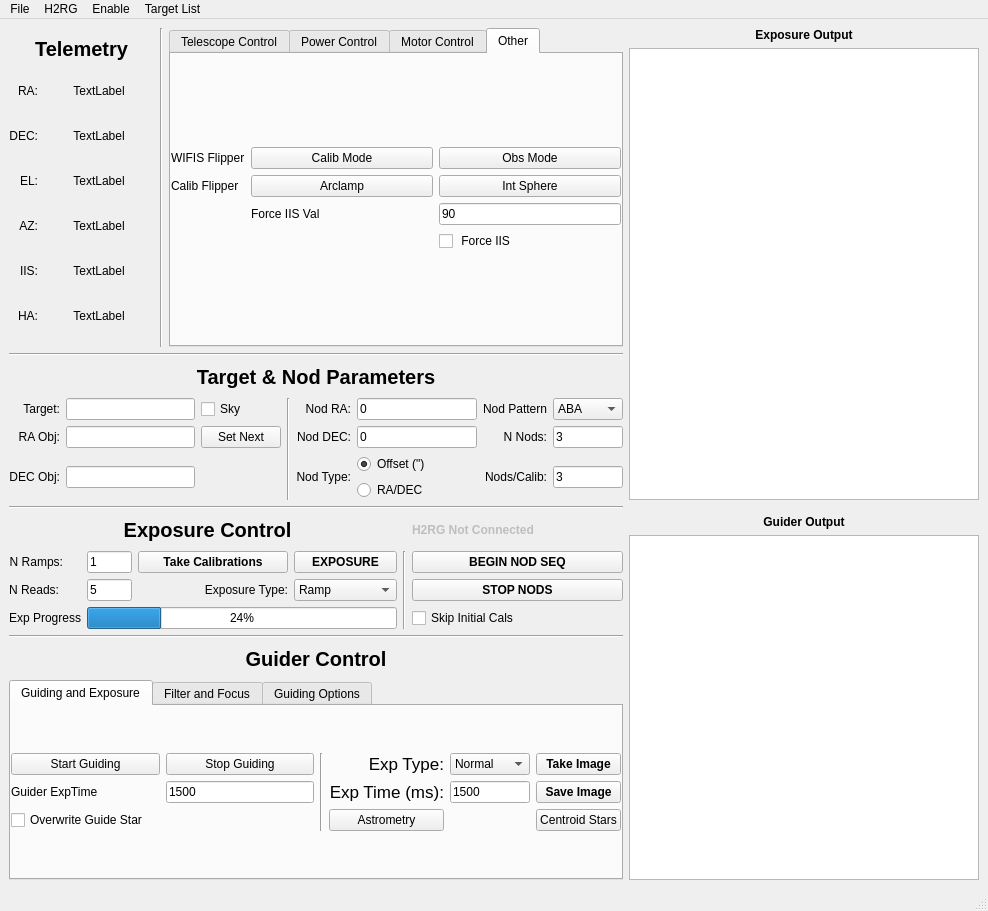
Old version of the form WIFIS_NEW.ui in the repository WIFIS-Team/controlcode-new.
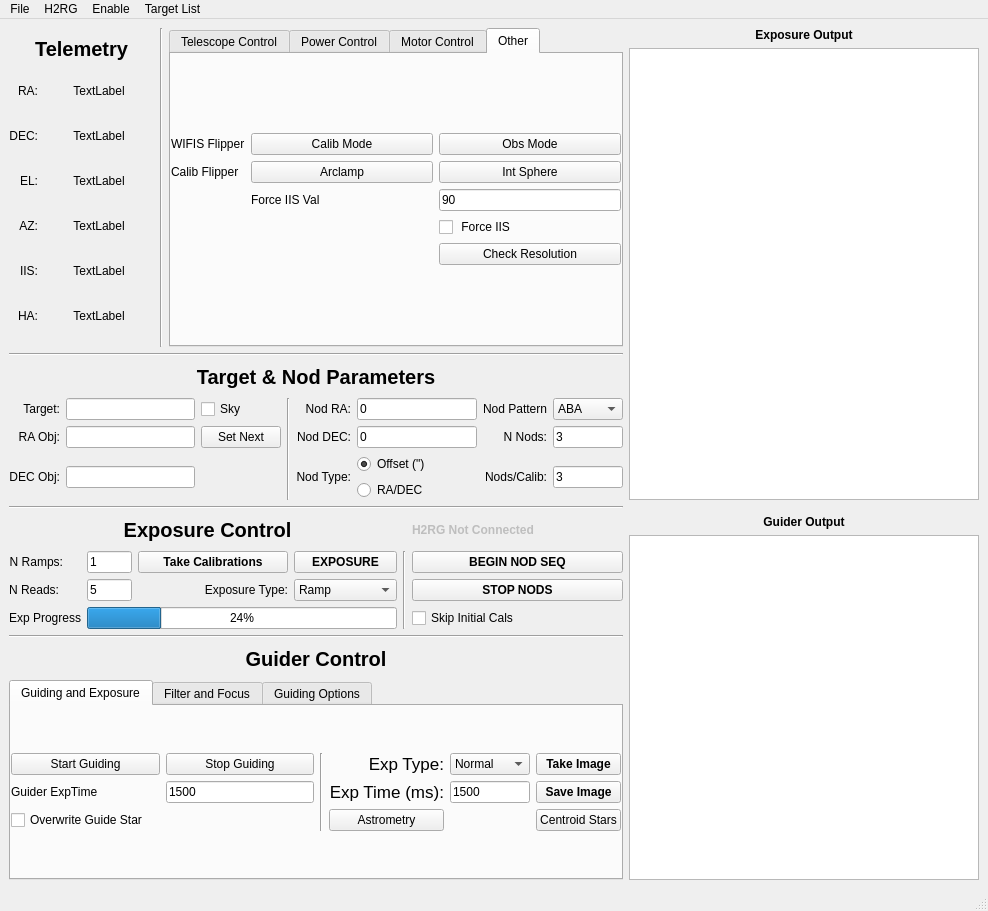
New version of the form. The open tabs and pages were chosen to show the change.

Commit message: Rearranged GUI and added Arc Resolution button

The edit to the form file:
```diff
--- a/WIFIS_NEW.ui
+++ b/WIFIS_NEW.ui
@@ -1602,6 +1602,13 @@
                 </property>
                </widget>
               </item>
+              <item row="4" column="2">
+               <widget class="QPushButton" name="CheckResolution">
+                <property name="text">
+                 <string>Check Resolution</string>
+                </property>
+               </widget>
+              </item>
              </layout>
             </item>
            </layout>
```
Left out of the diff: 23 changed lines with no effect on the pictures.
